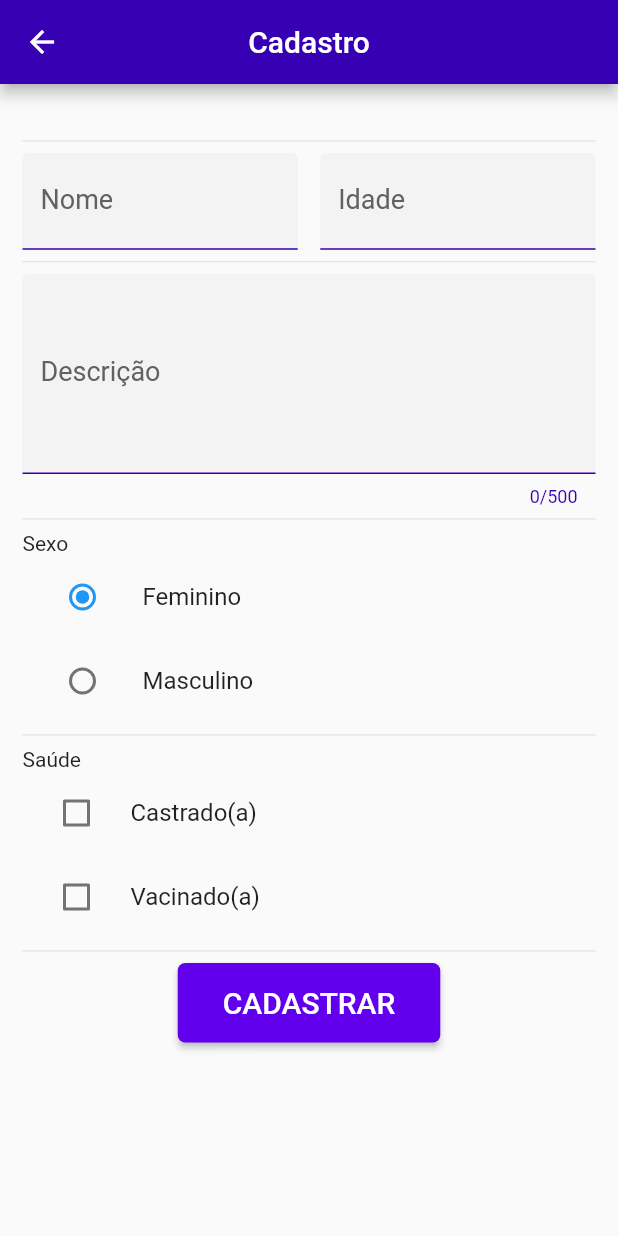
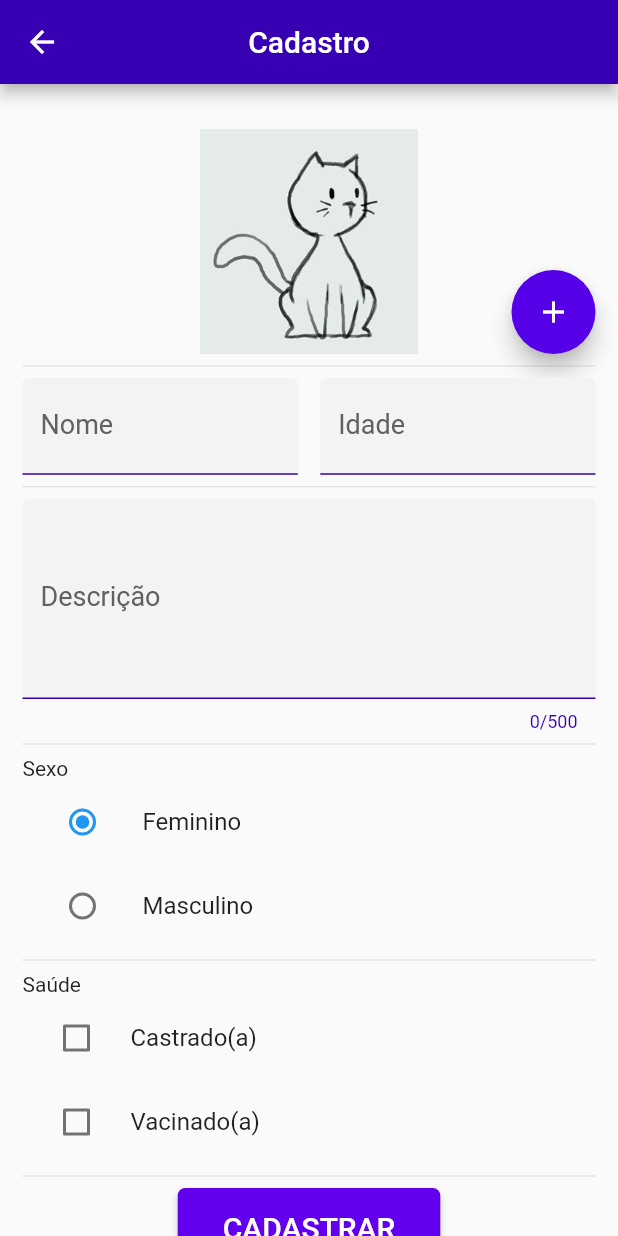
Before and after one commit to filipegmedeiros/gatinhos_ufrn, a Flutter app: the RegisterCat screen opened by its route, on a phone screen of 412 x 824 dp. Run offline on Flutter 3.47's test engine with Material 2 defaults, Android fonts, the phone set to English and light mode, and no system bars; our stand-ins replace image_picker, shared_preferences; accounts and stored records are empty.

Commit message:
Updated page with RegisterCat form.
-registerCat:
add imagepicker;
putted willpopScope;

-AdoptionAd:
created the model of an adoption Ad;

-Info.plist:
add info requested in imagePicker;

-images:
added default cat image;

-login:
corrected url format (needed for html vs 13);

```diff
--- /dev/null
+++ b/mobile/gatinhos_mobile/lib/domain/AdoptionAd.dart
@@ -0,0 +1,28 @@
+class AdoptionAd {
+  int id;
+  String img; // image path
+  String catName;
+  String catAge;
+  String description;
+  String sex;
+  List<String> healthTags;
+
+  AdoptionAd(
+      {this.id,
+      this.img,
+      this.catName,
+      this.catAge,
+      this.description,
+      this.sex,
+      this.healthTags}) {
+    // ensure list was initialized
+    if (this.healthTags == null) {
+      this.healthTags = List.empty(growable: true);
+    }
+  }
+
+  @override
+  String toString() {
+    return "Contact(id: ${id}, img: ${img}, name: ${catName}, email: ${catAge}, phone: ${description}, sex: ${sex}, healthTags: ${healthTags.toString()}))";
+  }
+}
--- a/mobile/gatinhos_mobile/lib/ui/login.dart
+++ b/mobile/gatinhos_mobile/lib/ui/login.dart
@@ -199,9 +199,9 @@ class _LoginState extends State<Login> {
 
   /// server authentication
   _signIn(String userName, String password) async {
-    var url = 'http://10.0.2.2:3001/auth/sign_in';
+    var url = "http://10.0.2.2:3001/auth/sign_in";
     final response = await http.post(
-      url,
+      Uri.parse(url),
       headers: <String, String>{
         'Content-Type': 'application/json; charset=UTF-8',
       },
--- a/mobile/gatinhos_mobile/lib/ui/registerCat.dart
+++ b/mobile/gatinhos_mobile/lib/ui/registerCat.dart
@@ -1,14 +1,28 @@
+import 'dart:io';
+
 import 'package:flutter/material.dart';
+import 'package:gatinhos_mobile/domain/AdoptionAd.dart';
+import 'package:image_picker/image_picker.dart';
 
 enum Sexo { Feminino, Masculino }
 
 class RegisterCat extends StatefulWidget {
   static const routeName = '/RegisterCat';
+
+  AdoptionAd adoptionAd;
+
+  // Constructor that initialize the AdoptionAd
+  // Between braces because it is optional
+  RegisterCat({this.adoptionAd});
+
   @override
   _RegisterCatState createState() => _RegisterCatState();
 }
 
 class _RegisterCatState extends State<RegisterCat> {
+  AdoptionAd _editedAdoptionAd;
+  bool _userEdited = false;
+
   // input textfield controllers
   TextEditingController nameController = TextEditingController();
   TextEditingController ageController = TextEditingController();
@@ -24,17 +38,63 @@ class _RegisterCatState extends State<RegisterCat> {
   GlobalKey<FormState> _formKey = new GlobalKey<FormState>();
 
   @override
+  void initState() {
+    super.initState();
+
+    // acessando o ad definido no widget(registerCat)
+    if (widget.adoptionAd == null) {
+      _editedAdoptionAd = AdoptionAd();
+    } else {
+      _editedAdoptionAd = widget.adoptionAd; // TODO check
+      nameController.text = _editedAdoptionAd.catName;
+      ageController.text = _editedAdoptionAd.catAge;
+      descriptionController.text = _editedAdoptionAd.description;
+    }
+  }
+
+  Future<bool> _requestPop() {
+    if (_userEdited) {
+      showDialog(
+          context: context,
+          builder: (context) {
+            return AlertDialog(
+              title: Text("Abandonar alterações?"),
+              content: Text("Os dados inseridos serão perdidos."),
+              actions: <Widget>[
+                TextButton(
+                    child: Text("Cancelar"),
+                    onPressed: () {
+                      Navigator.pop(context); // pop warning
+                    }),
+                TextButton(
+                    child: Text("Sim"),
+                    onPressed: () {
+                      Navigator.pop(context); // pop warning
+                      Navigator.pop(context); // pop registerCat page
+                    }),
+              ],
+            );
+          });
+    } else {
+      return Future.value(true);
+    }
+    return Future.value(false);
+  }
+
+  @override
   Widget build(BuildContext context) {
-    return Scaffold(
+    return WillPopScope(
+      onWillPop: _requestPop,
+      child: Scaffold(
         appBar: AppBar(
           title: Text("Cadastro"),
           centerTitle: true,
           backgroundColor: Color(0xff3700b3),
         ),
         body: Container(
-            child: SingleChildScrollView(
-          padding: EdgeInsets.fromLTRB(15, 30, 15, 0),
-          child: Form(
+          child: SingleChildScrollView(
+            padding: EdgeInsets.fromLTRB(15, 30, 15, 0),
+            child: Form(
               key: _formKey,
               child: Column(
                 mainAxisAlignment: MainAxisAlignment.spaceEvenly,
@@ -72,13 +132,55 @@ class _RegisterCatState extends State<RegisterCat> {
                     onPressed: () => {},
                   )
                 ],
-              )),
-        )));
+              ),
+            ),
+          ),
+        ),
+      ),
+    );
   }
 
   // inputs Widget
   _inputImage() {
-    return Container();
+    // floating action button; Icons.add
+    return Stack(
+      children: <Widget>[
+        Container(
+          width: 400.0,
+          height: 150,
+          decoration: BoxDecoration(
+            shape: BoxShape.rectangle,
+            image: DecorationImage(
+              fit: BoxFit.contain,
+              image: _editedAdoptionAd.img != null
+                  ? FileImage(File(_editedAdoptionAd.img))
+                  : AssetImage("images/defaultCat.jpg"),
+            ),
+          ),
+        ),
+        Positioned(
+            right: 0.0,
+            bottom: 0.0,
+            child: FloatingActionButton(
+              child: Icon(Icons.add),
+              backgroundColor: Color(0xff5600e8),
+              onPressed: () {
+                ImagePicker()
+                    .getImage(source: ImageSource.gallery, imageQuality: 50)
+                    .then((file) {
+                  if (file == null) {
+                    return;
+                  } else {
+                    setState(() {
+                      _editedAdoptionAd.img = file.path;
+                      //_adoptionAdEdited = true;
+                    });
+                  }
+                });
+              },
+            ))
+      ],
+    );
   }
 
   _inputName() {
@@ -97,12 +199,16 @@ class _RegisterCatState extends State<RegisterCat> {
         fontSize: 20,
       ),
       controller: nameController,
+      onChanged: (text) {
+        _userEdited = true;
+        _editedAdoptionAd.catName = text;
+      },
     );
   }
 
   _inputAge() {
     return TextFormField(
-      keyboardType: TextInputType.name,
+      keyboardType: TextInputType.number,
       decoration: InputDecoration(
         labelText: "Idade",
         labelStyle: TextStyle(color: Colors.grey[700], fontSize: 18),
@@ -116,12 +222,16 @@ class _RegisterCatState extends State<RegisterCat> {
         fontSize: 20,
       ),
       controller: ageController,
+      onChanged: (text) {
+        _userEdited = true;
+        _editedAdoptionAd.catAge = text;
+      },
     );
   }
 
   _inputDescription() {
     return TextFormField(
-      keyboardType: TextInputType.name,
+      keyboardType: TextInputType.multiline,
       decoration: InputDecoration(
         labelText: "Descrição",
         labelStyle: TextStyle(color: Colors.grey[700], fontSize: 18),
@@ -138,6 +248,10 @@ class _RegisterCatState extends State<RegisterCat> {
       minLines: 4,
       maxLines: 8,
       controller: descriptionController,
+      onChanged: (text) {
+        _userEdited = true;
+        _editedAdoptionAd.description = text;
+      },
     );
   }
 
@@ -152,6 +266,8 @@ class _RegisterCatState extends State<RegisterCat> {
             value: Sexo.Feminino,
             groupValue: _sexo,
             onChanged: (Sexo value) {
+              _userEdited = true;
+              _editedAdoptionAd.sex = "Feminino";
               setState(() {
                 _sexo = value;
               });
@@ -164,6 +280,8 @@ class _RegisterCatState extends State<RegisterCat> {
             value: Sexo.Masculino,
             groupValue: _sexo,
             onChanged: (Sexo value) {
+              _userEdited = true;
+              _editedAdoptionAd.sex = "Masculino";
               setState(() {
                 _sexo = value;
               });
@@ -187,6 +305,11 @@ class _RegisterCatState extends State<RegisterCat> {
               setState(() {
                 _castradoChecked = value;
               });
+              _userEdited = true;
+              _castradoChecked
+                  ? _editedAdoptionAd.healthTags.add("Castrado(a)")
+                  : _editedAdoptionAd.healthTags.remove("Castrado(a)");
+              //print("Checkbox castrado:" + _editedAdoptionAd.healthTags.toString());
             }),
         CheckboxListTile(
             title: Text("Vacinado(a)"),
@@ -196,6 +319,11 @@ class _RegisterCatState extends State<RegisterCat> {
               setState(() {
                 _vacinasChecked = value;
               });
+              _userEdited = true;
+              _vacinasChecked
+                  ? _editedAdoptionAd.healthTags.add("Vacinado(a)")
+                  : _editedAdoptionAd.healthTags.remove("Vacinado(a)");
+              //print("Checkbox vacinado:" + _editedAdoptionAd.healthTags.toString());
             }),
       ],
     );
--- a/mobile/gatinhos_mobile/pubspec.yaml
+++ b/mobile/gatinhos_mobile/pubspec.yaml
@@ -35,10 +35,12 @@ dependencies:
   #google_fonts: ^2.0.0
 
   # to connect with database
-  http: 0.12.1
+  http: 0.13.0
 
   # persistency storage for simple data (used for token persistency)
   shared_preferences: ^2.0.5
+
+  image_picker: ^0.7.4
 
 dev_dependencies:
   flutter_test:
@@ -60,7 +62,7 @@ flutter:
     - images/LogoGatinhos.png
     - images/cat1.jpg
     - images/cat2.jpg
-  #   - images/a_dot_ham.jpeg
+    - images/defaultCat.jpg
 
   # An image asset can refer to one or more resolution-specific "variants", see
   # https://flutter.dev/assets-and-images/#resolution-aware.
```
Also changed, not shown: mobile/gatinhos_mobile/images/defaultCat.jpg (added), 1 other file.
